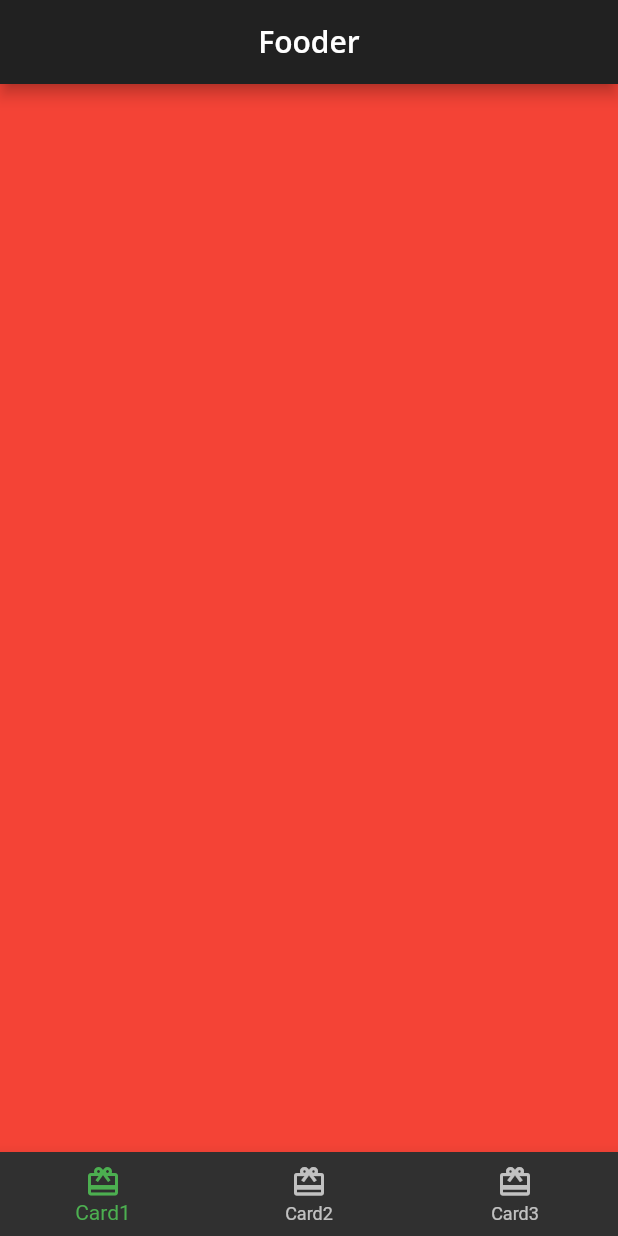
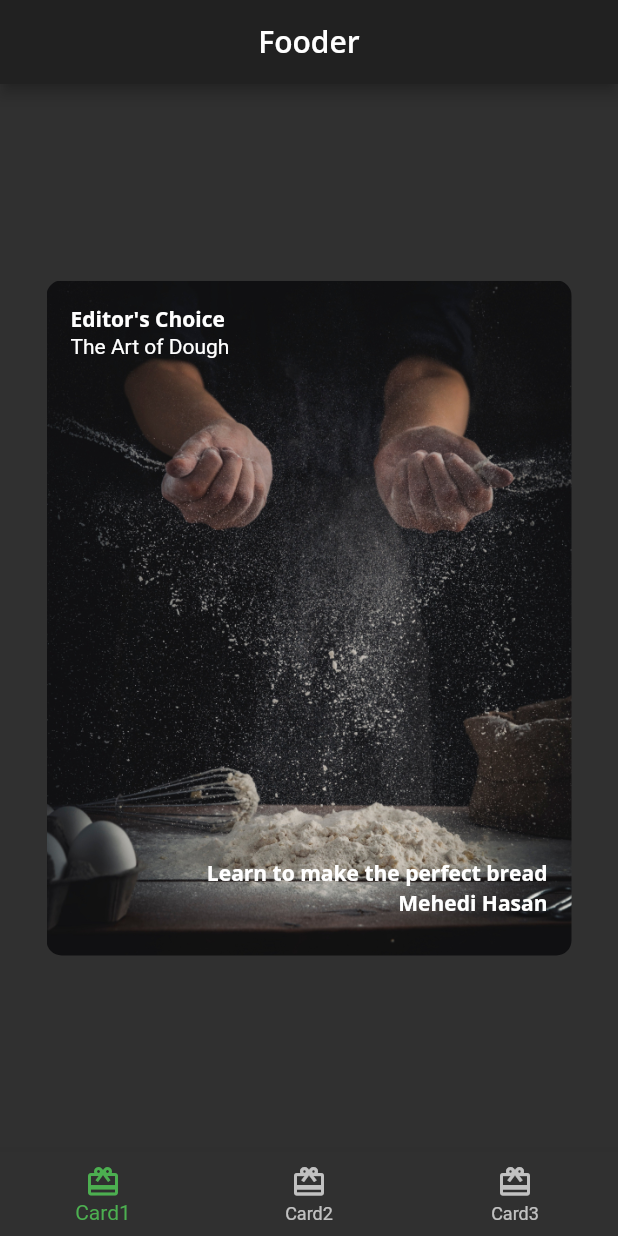
Before and after one commit to mehedi-4958/fooder, a Flutter app: the screen it shows after launch, on a phone screen of 412 x 824 dp. Run offline on Flutter 3.47's test engine with Material 2 defaults, Android fonts, the phone set to English and light mode, and no system bars; our stand-ins replace google_fonts.

Commit message:
card2 completed

```diff
--- /dev/null
+++ b/lib/card1.dart
@@ -0,0 +1,64 @@
+import 'package:flutter/material.dart';
+import 'package:fooder/fooder_theme.dart';
+
+class Card1 extends StatelessWidget {
+  const Card1({Key? key}) : super(key: key);
+
+  final String category = 'Editor\'s Choice';
+  final String title = 'The Art of Dough';
+  final String description = 'Learn to make the perfect bread';
+  final String chef = 'Mehedi Hasan';
+
+  @override
+  Widget build(BuildContext context) {
+    return Center(
+      child: Container(
+        padding: const EdgeInsets.all(16.0),
+        constraints: const BoxConstraints.expand(
+          width: 350,
+          height: 450,
+        ),
+        decoration: const BoxDecoration(
+          image: DecorationImage(
+            image: AssetImage('assets/mag1.png'),
+            fit: BoxFit.cover,
+          ),
+          borderRadius: BorderRadius.all(
+            Radius.circular(10.0),
+          ),
+        ),
+        child: Stack(
+          children: [
+            Text(
+              category,
+              style: FooderTheme.darkTextTheme.bodyText1,
+            ),
+            Positioned(
+              top: 20,
+              child: Text(
+                title,
+                style: FooderTheme.darkTextTheme.headline5,
+              ),
+            ),
+            Positioned(
+              bottom: 30,
+              right: 0,
+              child: Text(
+                description,
+                style: FooderTheme.darkTextTheme.bodyText1,
+              ),
+            ),
+            Positioned(
+              bottom: 10,
+              right: 0,
+              child: Text(
+                chef,
+                style: FooderTheme.darkTextTheme.bodyText1,
+              ),
+            ),
+          ],
+        ),
+      ),
+    );
+  }
+}
--- a/lib/home.dart
+++ b/lib/home.dart
@@ -1,4 +1,6 @@
 import 'package:flutter/material.dart';
+import 'card1.dart';
+import 'card2.dart';
 
 class Home extends StatefulWidget {
   const Home({Key? key}) : super(key: key);
@@ -12,14 +14,8 @@ class HomeState extends State<Home> {
   int selectedIndex = 0;
 
   static List<Widget> pages = <Widget>[
-    //TODO: Replace with Card1
-    Container(
-      color: Colors.red,
-    ),
-    //TODO: Replace with Card2
-    Container(
-      color: Colors.green,
-    ),
+    const Card1(),
+    const Card2(),
     //TODO: Replace with Card3
     Container(
       color: Colors.blue,
--- a/pubspec.yaml
+++ b/pubspec.yaml
@@ -58,9 +58,8 @@ flutter:
   uses-material-design: true
 
   # To add assets to your application, add an assets section, like this:
-  # assets:
-  #   - images/a_dot_burr.jpeg
-  #   - images/a_dot_ham.jpeg
+  assets:
+    - assets/
 
   # An image asset can refer to one or more resolution-specific "variants", see
   # https://flutter.dev/assets-and-images/#resolution-aware.
```
Also changed, not shown: lib/author_card.dart (added, +63 -0 lines), lib/card2.dart (added, +62 -0 lines), lib/circle_image.dart (added, +21 -0 lines), assets/author_katz.jpeg (added), assets/mag1.png (added), assets/mag2.png (added), assets/mag3.png (added), assets/mag4.png (added), assets/mag5.png (added).
